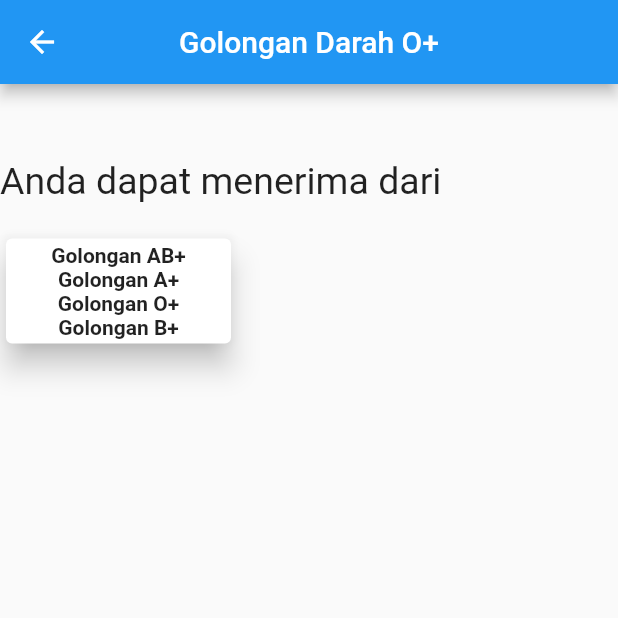
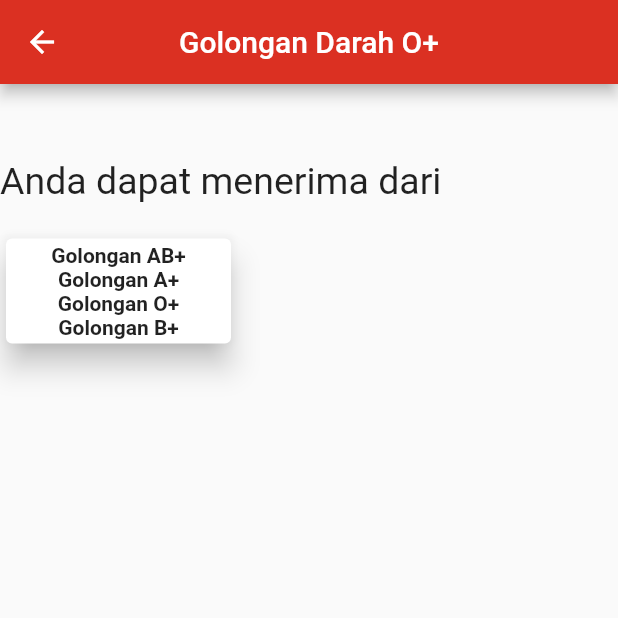
Before and after one commit to kris5kali/donor_client, a Flutter app: the GolDarahOPlus screen opened directly, on a phone screen of 412 x 824 dp, the top half of it. Run offline on Flutter 3.47's test engine with Material 2 defaults, Android fonts, the phone set to English and light mode, and no system bars; our stand-ins replace cloud_firestore, firebase_auth, firebase_storage, flushbar, flutter_icons, get and 3 more; accounts and stored records are empty.

Commit message:
Done all

```diff
--- a/lib/widgets/gol_a_min_widget.dart
+++ b/lib/widgets/gol_a_min_widget.dart
@@ -1,3 +1,4 @@
+import 'package:donor/utils/constants.dart';
 import 'package:flutter/material.dart';
 
 class GolDarahAmin extends StatelessWidget {
@@ -5,6 +6,7 @@ class GolDarahAmin extends StatelessWidget {
   Widget build(BuildContext context) {
     return Scaffold(
       appBar: AppBar(
+        backgroundColor: kPrimaryColor,
         title: Text('Golongan Darah A-'),
         centerTitle: true,
       ),
--- a/lib/widgets/gol_a_plus_widget.dart
+++ b/lib/widgets/gol_a_plus_widget.dart
@@ -1,3 +1,4 @@
+import 'package:donor/utils/constants.dart';
 import 'package:flutter/material.dart';
 
 class GolDarahAPlus extends StatelessWidget {
@@ -5,6 +6,7 @@ class GolDarahAPlus extends StatelessWidget {
   Widget build(BuildContext context) {
     return Scaffold(
       appBar: AppBar(
+        backgroundColor: kPrimaryColor,
         title: Text('Golongan Darah A+'),
         centerTitle: true,
       ),
--- a/lib/widgets/gol_ab_min_widget.dart
+++ b/lib/widgets/gol_ab_min_widget.dart
@@ -1,4 +1,5 @@
 
+import 'package:donor/utils/constants.dart';
 import 'package:flutter/material.dart';
 
 class GolDarahABmin extends StatelessWidget {
@@ -6,6 +7,7 @@ class GolDarahABmin extends StatelessWidget {
   Widget build(BuildContext context) {
     return Scaffold(
       appBar: AppBar(
+        backgroundColor: kPrimaryColor,
         title: Text('Golongan Darah AB-'),
         centerTitle: true,
       ),
--- a/lib/widgets/gol_ab_plus_widget.dart
+++ b/lib/widgets/gol_ab_plus_widget.dart
@@ -1,3 +1,4 @@
+import 'package:donor/utils/constants.dart';
 import 'package:flutter/material.dart';
 
 class GolDarahABPlus extends StatelessWidget {
@@ -5,6 +6,8 @@ class GolDarahABPlus extends StatelessWidget {
   Widget build(BuildContext context) {
     return Scaffold(
       appBar: AppBar(
+
+        backgroundColor: kPrimaryColor,
         title: Text('Golongan Darah AB+'),
         centerTitle: true,
       ),
--- a/lib/widgets/gol_b_min_widget.dart
+++ b/lib/widgets/gol_b_min_widget.dart
@@ -1,3 +1,4 @@
+import 'package:donor/utils/constants.dart';
 import 'package:flutter/material.dart';
 
 class GolDarahBmin extends StatelessWidget {
@@ -5,6 +6,7 @@ class GolDarahBmin extends StatelessWidget {
   Widget build(BuildContext context) {
     return Scaffold(
       appBar: AppBar(
+        backgroundColor: kPrimaryColor,
         title: Text('Golongan Darah B-'),
         centerTitle: true,
       ),
--- a/lib/widgets/gol_b_plus_widget.dart
+++ b/lib/widgets/gol_b_plus_widget.dart
@@ -1,3 +1,4 @@
+import 'package:donor/utils/constants.dart';
 import 'package:flutter/material.dart';
 
 class GolDarahBplus extends StatelessWidget {
@@ -5,6 +6,8 @@ class GolDarahBplus extends StatelessWidget {
   Widget build(BuildContext context) {
     return Scaffold(
       appBar: AppBar(
+
+        backgroundColor: kPrimaryColor,
         title: Text('Golongan Darah B+'),
         centerTitle: true,
       ),
--- a/lib/widgets/gol_o_min_widget.dart
+++ b/lib/widgets/gol_o_min_widget.dart
@@ -1,3 +1,4 @@
+import 'package:donor/utils/constants.dart';
 import 'package:flutter/material.dart';
 
 class GolDarahOmin extends StatelessWidget {
@@ -5,6 +6,8 @@ class GolDarahOmin extends StatelessWidget {
   Widget build(BuildContext context) {
     return Scaffold(
       appBar: AppBar(
+
+        backgroundColor: kPrimaryColor,
         title: Text('Golongan Darah O-'),
         centerTitle: true,
       ),
--- a/lib/widgets/gol_o_plus_widget.dart
+++ b/lib/widgets/gol_o_plus_widget.dart
@@ -1,3 +1,4 @@
+import 'package:donor/utils/constants.dart';
 import 'package:flutter/material.dart';
 
 class GolDarahOPlus extends StatelessWidget {
@@ -5,6 +6,7 @@ class GolDarahOPlus extends StatelessWidget {
   Widget build(BuildContext context) {
     return Scaffold(
       appBar: AppBar(
+        backgroundColor: kPrimaryColor,
         title: Text('Golongan Darah O+'),
         centerTitle: true,
       ),
```
